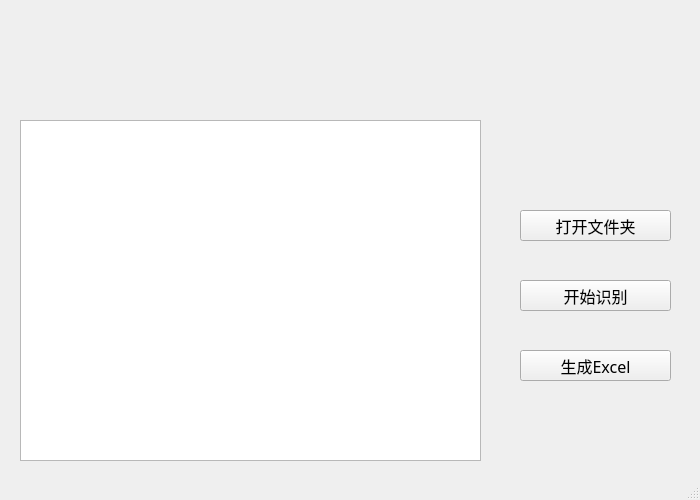
Old version of the form AIVisitor/mainwindow.ui in the repository HeJianhang/Software_Cup_OCR.
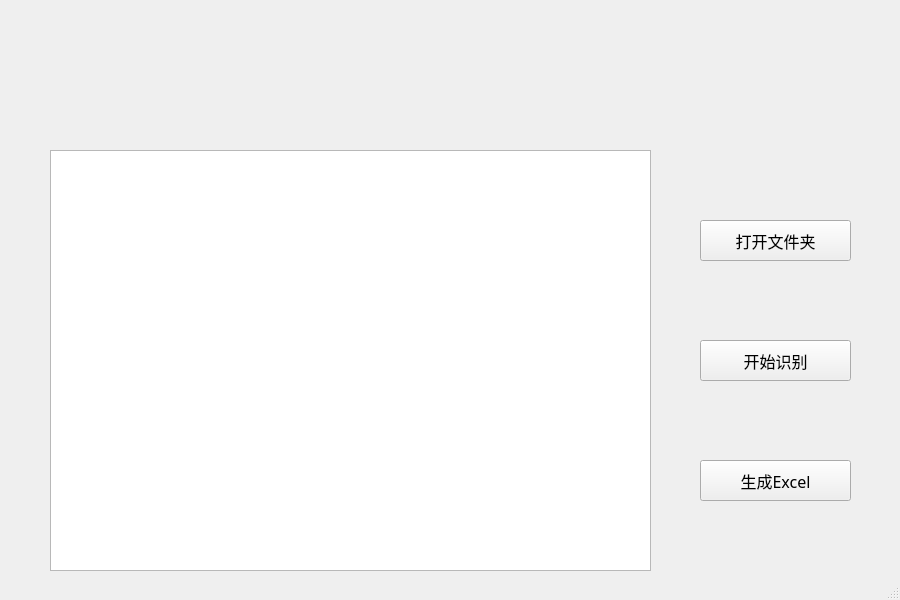
New version of the form.

What changed in the file:
```diff
--- a/AIVisitor/mainwindow.ui
+++ b/AIVisitor/mainwindow.ui
@@ -6,8 +6,8 @@
    <rect>
     <x>0</x>
     <y>0</y>
-    <width>700</width>
-    <height>500</height>
+    <width>900</width>
+    <height>600</height>
    </rect>
   </property>
   <property name="font">
@@ -23,10 +23,10 @@
    <widget class="QPushButton" name="fileButton">
     <property name="geometry">
      <rect>
-      <x>520</x>
-      <y>210</y>
+      <x>700</x>
+      <y>220</y>
       <width>151</width>
-      <height>31</height>
+      <height>41</height>
      </rect>
     </property>
     <property name="font">
@@ -41,10 +41,10 @@
    <widget class="QTableView" name="tableView">
     <property name="geometry">
      <rect>
-      <x>20</x>
-      <y>120</y>
-      <width>461</width>
-      <height>341</height>
+      <x>50</x>
+      <y>150</y>
+      <width>601</width>
+      <height>421</height>
      </rect>
     </property>
     <property name="baseSize">
@@ -62,10 +62,10 @@
    <widget class="QPushButton" name="checkButton">
     <property name="geometry">
      <rect>
-      <x>520</x>
-      <y>280</y>
+      <x>700</x>
+      <y>340</y>
       <width>151</width>
-      <height>31</height>
+      <height>41</height>
      </rect>
     </property>
     <property name="font">
@@ -80,10 +80,10 @@
    <widget class="QPushButton" name="excelButton">
     <property name="geometry">
      <rect>
-      <x>520</x>
-      <y>350</y>
+      <x>700</x>
+      <y>460</y>
       <width>151</width>
-      <height>31</height>
+      <height>41</height>
      </rect>
     </property>
     <property name="font">
```
